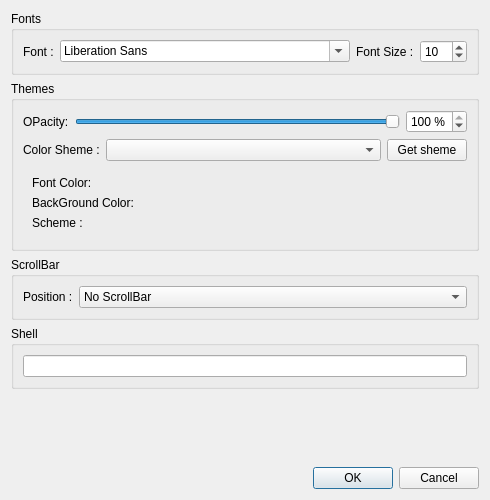
Old version of the form elokab-terminal/settingdialog.ui in the repository zakariakov/elokab-terminal.
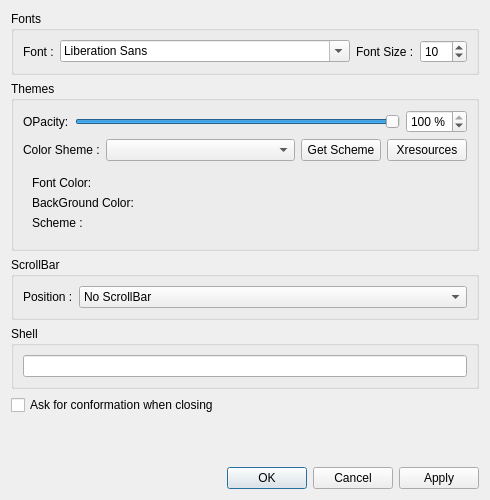
New version of the form.

Commit message: add msg closing

```diff
--- a/elokab-terminal/settingdialog.ui
+++ b/elokab-terminal/settingdialog.ui
@@ -171,7 +171,23 @@
            </sizepolicy>
           </property>
           <property name="text">
-           <string>Get sheme</string>
+           <string>Get Scheme</string>
+          </property>
+         </widget>
+        </item>
+        <item>
+         <widget class="QPushButton" name="pushButtonXresources">
+          <property name="sizePolicy">
+           <sizepolicy hsizetype="Fixed" vsizetype="Fixed">
+            <horstretch>0</horstretch>
+            <verstretch>0</verstretch>
+           </sizepolicy>
+          </property>
+          <property name="toolTip">
+           <string>get sheme from xresource file</string>
+          </property>
+          <property name="text">
+           <string>Xresources</string>
           </property>
          </widget>
         </item>
@@ -278,6 +294,13 @@
      </layout>
     </widget>
    </item>
+   <item>
+    <widget class="QCheckBox" name="checkBoxConfirmClosing">
+     <property name="text">
+      <string>Ask for conformation when closing</string>
+     </property>
+    </widget>
+   </item>
    <item>
     <spacer name="verticalSpacer">
      <property name="orientation">
@@ -297,7 +320,7 @@
       <enum>Qt::Horizontal</enum>
      </property>
      <property name="standardButtons">
-      <set>QDialogButtonBox::Cancel|QDialogButtonBox::Ok</set>
+      <set>QDialogButtonBox::Apply|QDialogButtonBox::Cancel|QDialogButtonBox::Ok</set>
      </property>
     </widget>
    </item>
```
The commit also changes 8 other files.
